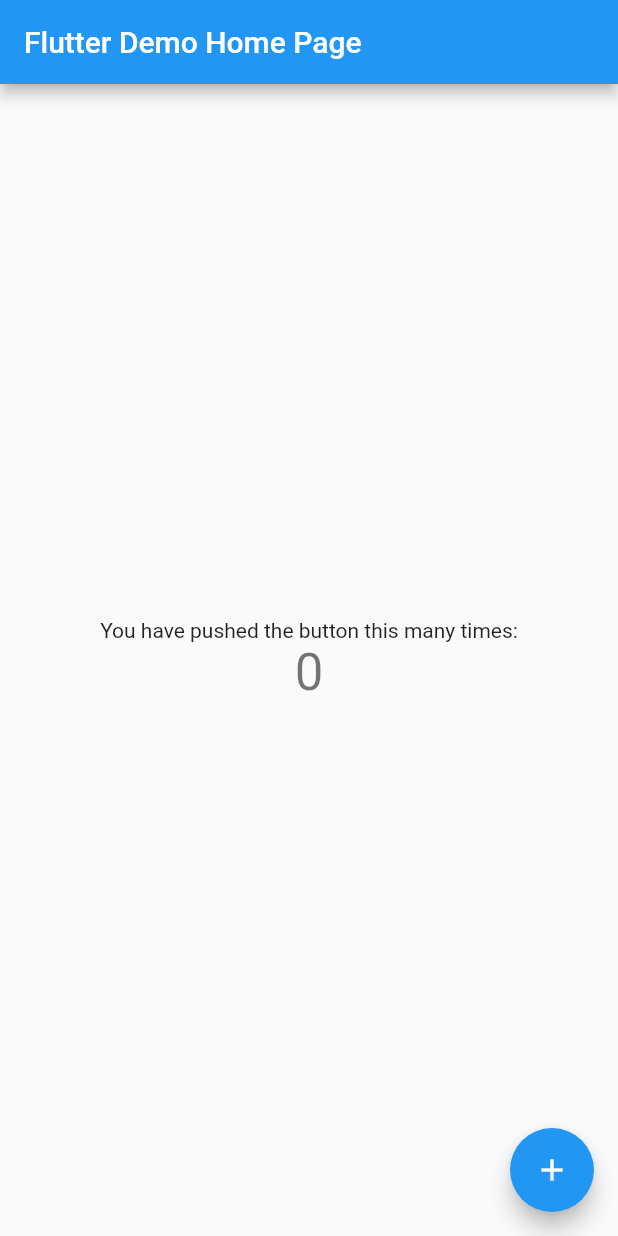
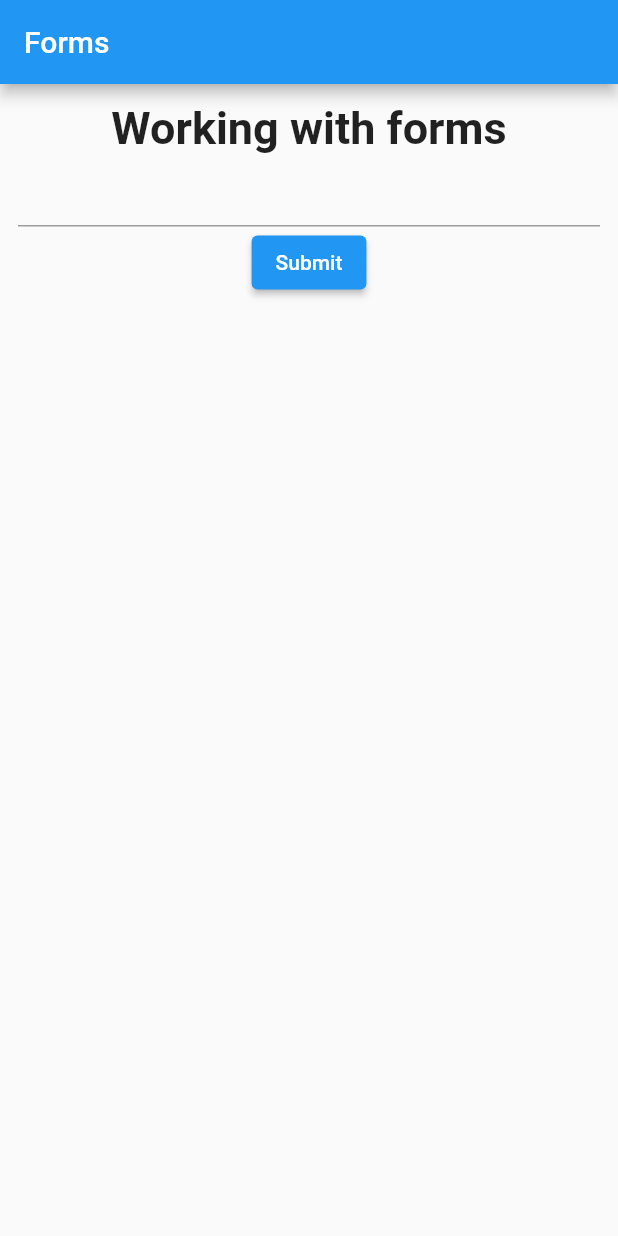
Before and after one commit to Emmie-B/flutter-forms, a Flutter app: the screen it shows after launch, on a phone screen of 412 x 824 dp. Run offline on Flutter 3.47's test engine with Material 2 defaults, Android fonts, the phone set to English and light mode, and no system bars.

```diff
--- a/analysis_options.yaml
+++ b/analysis_options.yaml
@@ -7,7 +7,7 @@
 
 # The following line activates a set of recommended lints for Flutter apps,
 # packages, and plugins designed to encourage good coding practices.
-include: package:flutter_lints/flutter.yaml
+# include: package:flutter_lints/flutter.yaml
 
 linter:
   # The lint rules applied to this project can be customized in the
--- a/lib/main.dart
+++ b/lib/main.dart
@@ -1,115 +1,70 @@
 import 'package:flutter/material.dart';
 
 void main() {
-  runApp(const MyApp());
+  runApp(MyApp());
 }
 
 class MyApp extends StatelessWidget {
-  const MyApp({super.key});
+  MyApp({super.key});
 
   // This widget is the root of your application.
   @override
   Widget build(BuildContext context) {
     return MaterialApp(
-      title: 'Flutter Demo',
-      theme: ThemeData(
-        // This is the theme of your application.
-        //
-        // Try running your application with "flutter run". You'll see the
-        // application has a blue toolbar. Then, without quitting the app, try
-        // changing the primarySwatch below to Colors.green and then invoke
-        // "hot reload" (press "r" in the console where you ran "flutter run",
-        // or simply save your changes to "hot reload" in a Flutter IDE).
-        // Notice that the counter didn't reset back to zero; the application
-        // is not restarted.
-        primarySwatch: Colors.blue,
-      ),
-      home: const MyHomePage(title: 'Flutter Demo Home Page'),
+      home: MyHomePage(),
     );
   }
 }
 
-class MyHomePage extends StatefulWidget {
-  const MyHomePage({super.key, required this.title});
-
-  // This widget is the home page of your application. It is stateful, meaning
-  // that it has a State object (defined below) that contains fields that affect
-  // how it looks.
-
-  // This class is the configuration for the state. It holds the values (in this
-  // case the title) provided by the parent (in this case the App widget) and
-  // used by the build method of the State. Fields in a Widget subclass are
-  // always marked "final".
-
-  final String title;
-
-  @override
-  State<MyHomePage> createState() => _MyHomePageState();
-}
-
-class _MyHomePageState extends State<MyHomePage> {
-  int _counter = 0;
-
-  void _incrementCounter() {
-    setState(() {
-      // This call to setState tells the Flutter framework that something has
-      // changed in this State, which causes it to rerun the build method below
-      // so that the display can reflect the updated values. If we changed
-      // _counter without calling setState(), then the build method would not be
-      // called again, and so nothing would appear to happen.
-      _counter++;
-    });
-  }
+class MyHomePage extends StatelessWidget {
+  MyHomePage({super.key});
+  final _formKey = GlobalKey<FormState>();
 
   @override
   Widget build(BuildContext context) {
-    // This method is rerun every time setState is called, for instance as done
-    // by the _incrementCounter method above.
-    //
-    // The Flutter framework has been optimized to make rerunning build methods
-    // fast, so that you can just rebuild anything that needs updating rather
-    // than having to individually change instances of widgets.
     return Scaffold(
-      appBar: AppBar(
-        // Here we take the value from the MyHomePage object that was created by
-        // the App.build method, and use it to set our appbar title.
-        title: Text(widget.title),
-      ),
-      body: Center(
-        // Center is a layout widget. It takes a single child and positions it
-        // in the middle of the parent.
+      appBar: AppBar(title: Text('Forms')),
+      body: Padding(
+        padding: const EdgeInsets.all(12.0),
         child: Column(
-          // Column is also a layout widget. It takes a list of children and
-          // arranges them vertically. By default, it sizes itself to fit its
-          // children horizontally, and tries to be as tall as its parent.
-          //
-          // Invoke "debug painting" (press "p" in the console, choose the
-          // "Toggle Debug Paint" action from the Flutter Inspector in Android
-          // Studio, or the "Toggle Debug Paint" command in Visual Studio Code)
-          // to see the wireframe for each widget.
-          //
-          // Column has various properties to control how it sizes itself and
-          // how it positions its children. Here we use mainAxisAlignment to
-          // center the children vertically; the main axis here is the vertical
-          // axis because Columns are vertical (the cross axis would be
-          // horizontal).
-          mainAxisAlignment: MainAxisAlignment.center,
-          children: <Widget>[
-            const Text(
-              'You have pushed the button this many times:',
+          mainAxisAlignment: MainAxisAlignment.start,
+          crossAxisAlignment: CrossAxisAlignment.center,
+          children: [
+            Align(
+              child: Text(
+                'Working with forms',
+                style: TextStyle(fontSize: 30, fontWeight: FontWeight.w600),
+              ),
+              alignment: Alignment.center,
             ),
-            Text(
-              '$_counter',
-              style: Theme.of(context).textTheme.headlineMedium,
+            Form(
+              key: _formKey,
+              child: Column(
+                children: [
+                  TextFormField(
+
+                    validator: (value) {
+                      if (value == null || value.isEmpty) {
+                        return 'Please enter a value';
+                      } else {
+                        return null;
+                      }
+                    },
+                  ),
+                ],
+              ),
             ),
+            ElevatedButton(
+                onPressed: () {
+                  if (_formKey.currentState!.validate()) {
+                    ScaffoldMessenger.of(context).showSnackBar(
+                        SnackBar(content: Text("Proceeding Checkout...")));
+                  }
+                },
+                child: Text("Submit"))
           ],
         ),
       ),
-      floatingActionButton: FloatingActionButton(
-        onPressed: _incrementCounter,
-        tooltip: 'Increment',
-        child: const Icon(Icons.add),
-      ), // This trailing comma makes auto-formatting nicer for build methods.
     );
   }
 }
```
Also changed, not shown: 1 other file.
